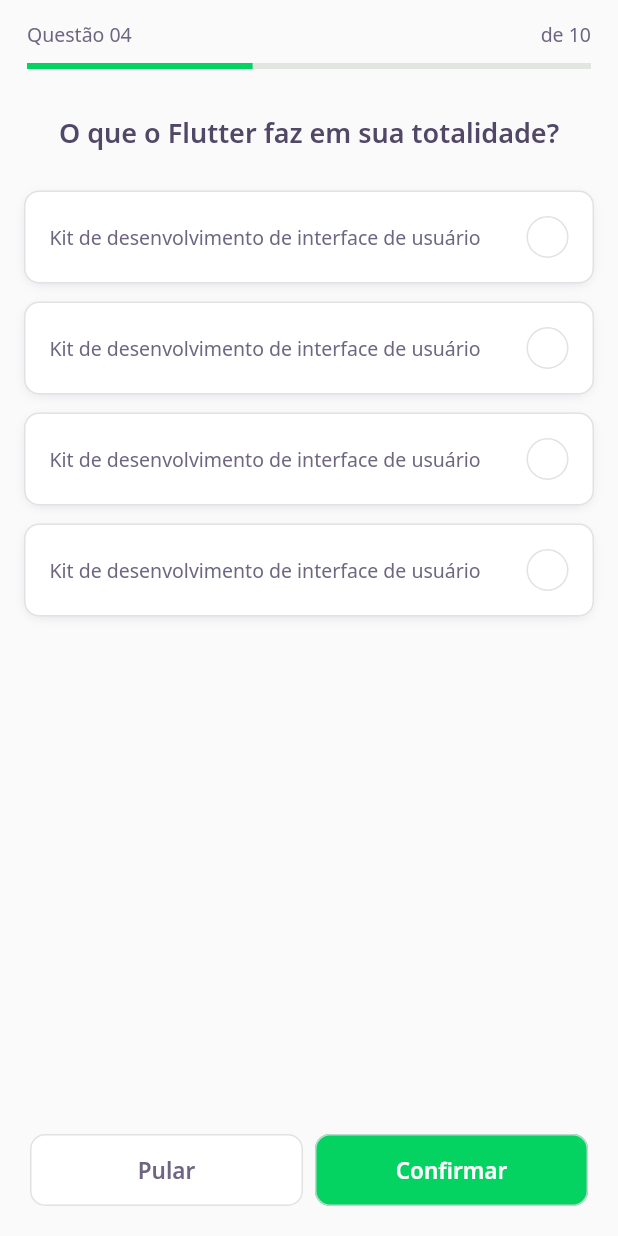
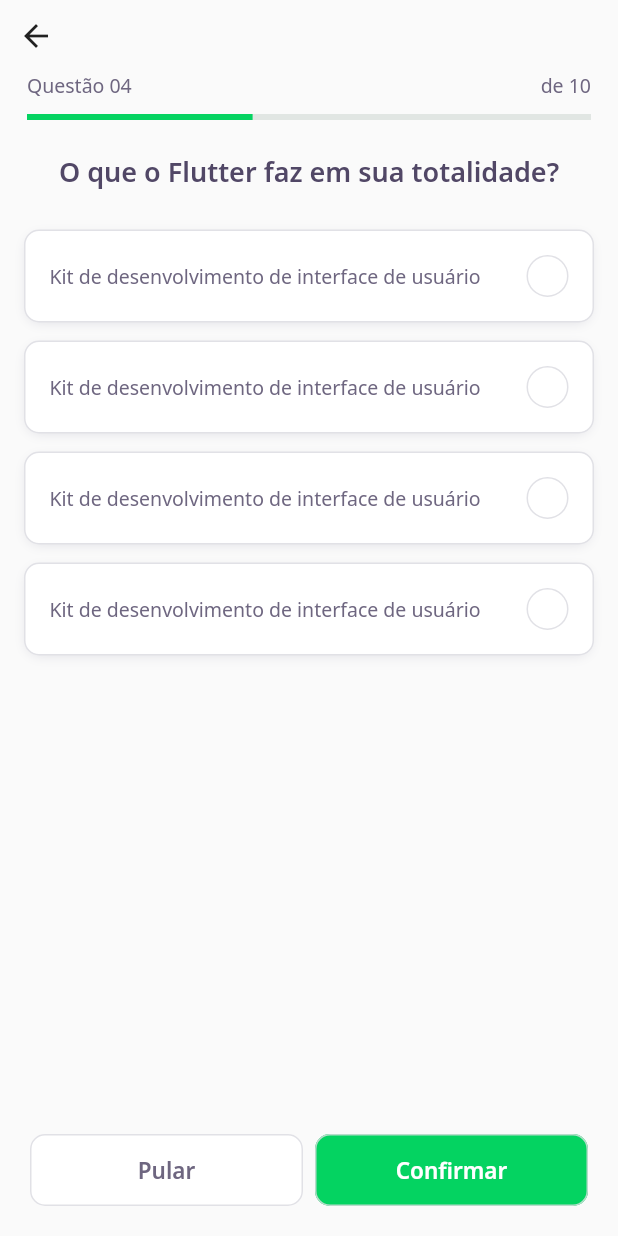
Before and after one commit to LucasHang/devquiz, a Flutter app: the ChallengePage screen opened directly, on a phone screen of 412 x 824 dp. Run offline on Flutter 3.47's test engine with Material 2 defaults, Android fonts, the phone set to English and light mode, and no system bars; our stand-ins replace google_fonts; accounts and stored records are empty; network calls fail.

Commit message:
feat: navigation between home and challenge page

```diff
--- a/lib/challenge/challenge_page.dart
+++ b/lib/challenge/challenge_page.dart
@@ -15,10 +15,16 @@ class _ChallengePageState extends State<ChallengePage> {
   Widget build(BuildContext context) {
     return Scaffold(
       appBar: PreferredSize(
-        preferredSize: Size.fromHeight(60),
+        preferredSize: Size.fromHeight(86),
         child: SafeArea(
           top: true,
-          child: QuestionIndicatorWidget(),
+          child: Column(
+            crossAxisAlignment: CrossAxisAlignment.start,
+            children: [
+              BackButton(),
+              QuestionIndicatorWidget(),
+            ],
+          ),
         ),
       ),
       body: QuizWidget(title: "O que o Flutter faz em sua totalidade?"),
```
Also changed, not shown: lib/home/home_page.dart (+15 -5 lines), lib/home/widgets/quiz_card/quiz_card_widget.dart (+15 -3 lines).
